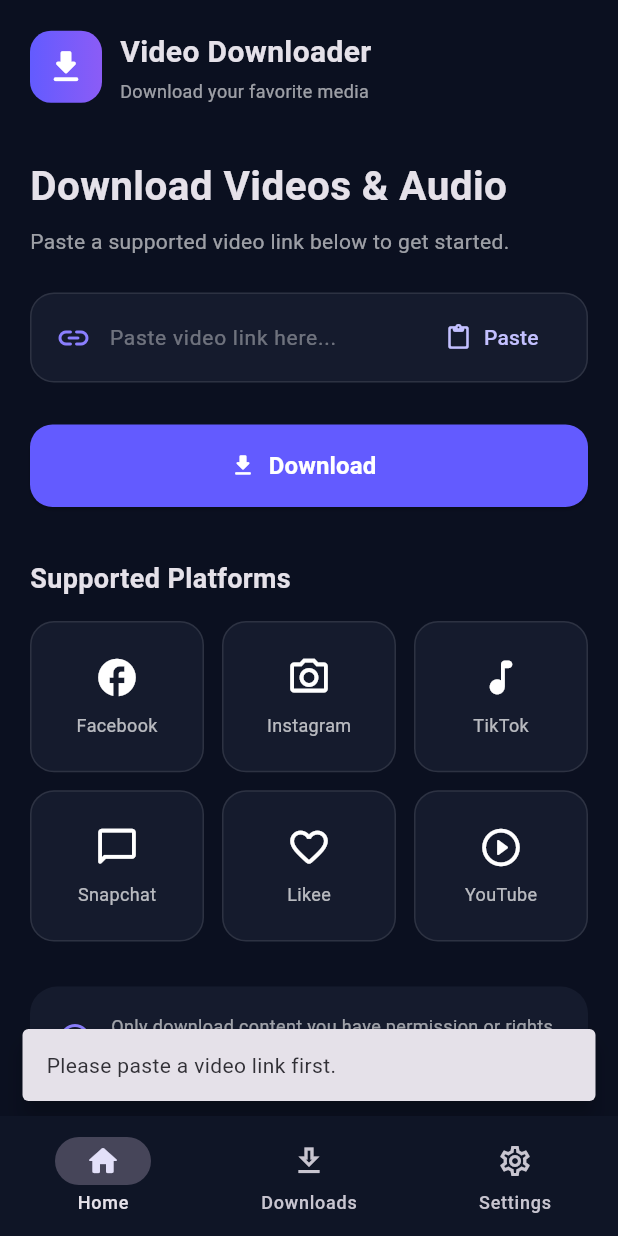
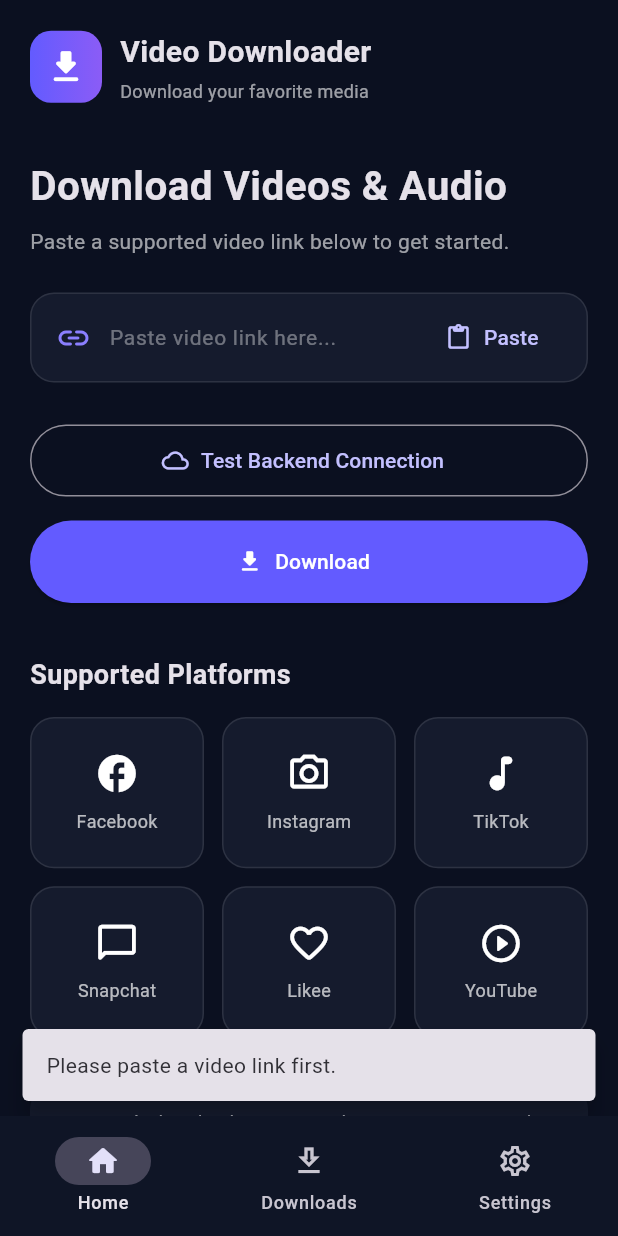
Before and after one commit to MuhammadSirajShah/video_downloader, a Flutter app: the screen it shows after launch, after a tap on "Download", on a phone screen of 412 x 824 dp. Run offline on Flutter 3.47's test engine with Material 3 defaults, Android fonts, the phone set to English and light mode, and no system bars; our stand-ins replace dio; missing offline and left inert: clipboard; network calls fail.

Commit message:
Update project

```diff
--- a/lib/models/video_model.dart
+++ b/lib/models/video_model.dart
@@ -0,0 +1,66 @@
+class VideoModel {
+  final bool success;
+  final String platform;
+  final String sourceUrl;
+  final String? message;
+  final List<VideoQuality> qualities;
+
+  VideoModel({
+    required this.success,
+    required this.platform,
+    required this.sourceUrl,
+    this.message,
+    this.qualities = const [],
+  });
+
+  factory VideoModel.fromJson(Map<String, dynamic> json) {
+    final media = json['media'];
+
+    List<VideoQuality> qualities = [];
+
+    if (media is Map<String, dynamic>) {
+      final formats = media['formats'];
+
+      if (formats is List) {
+        qualities = formats
+            .whereType<Map>()
+            .map(
+              (item) => VideoQuality.fromJson(
+            Map<String, dynamic>.from(item),
+          ),
+        )
+            .toList();
+      }
+    }
+
+    return VideoModel(
+      success: json['success'] == true,
+      platform: json['platform'] ?? '',
+      sourceUrl: json['sourceUrl'] ?? '',
+      message: json['message'],
+      qualities: qualities,
+    );
+  }
+}
+
+class VideoQuality {
+  final String format;
+  final String quality;
+  final String? url;
+
+  VideoQuality({
+    required this.format,
+    required this.quality,
+    this.url,
+  });
+
+  factory VideoQuality.fromJson(
+      Map<String, dynamic> json,
+      ) {
+    return VideoQuality(
+      format: json['format'] ?? '',
+      quality: json['quality'] ?? '',
+      url: json['url'],
+    );
+  }
+}
--- a/lib/screens/home_screen.dart
+++ b/lib/screens/home_screen.dart
@@ -3,6 +3,8 @@ import 'package:flutter/material.dart';
 import 'package:video_downloader/screens/video_options/video_options_screen.dart';
 
 import '../../services/url_detector.dart';
+import '../../models/video_model.dart';
+import '../../services/api_service.dart';
 
 class HomeScreen extends StatefulWidget {
   const HomeScreen({super.key});
@@ -12,10 +14,12 @@ class HomeScreen extends StatefulWidget {
 }
 
 class _HomeScreenState extends State<HomeScreen> {
-  final TextEditingController _urlController =
-  TextEditingController();
+
+  final TextEditingController _urlController = TextEditingController();
+  final ApiService _apiService = ApiService();
 
   String? _detectedPlatform;
+  bool _isLoading = false;
 
   @override
   void dispose() {
@@ -40,7 +44,6 @@ class _HomeScreenState extends State<HomeScreen> {
     }
 
     _urlController.text = text.trim();
-
     _detectUrl(text);
 
     if (UrlDetector.detectPlatform(text) == null) {
@@ -48,14 +51,15 @@ class _HomeScreenState extends State<HomeScreen> {
     }
   }
 
-  void _downloadPressed() {
-    if (_urlController.text.trim().isEmpty) {
+  Future<void> _downloadPressed() async {
+    final url = _urlController.text.trim();
+
+    if (url.isEmpty) {
       _showMessage(
         'Please paste a video link first.',
       );
       return;
     }
-
     if (_detectedPlatform == null) {
       _showMessage(
         'This platform is not supported.',
@@ -63,15 +67,36 @@ class _HomeScreenState extends State<HomeScreen> {
       return;
     }
 
+    setState(() {
+      _isLoading = true;
+    });
+
+    final VideoModel result =
+    await _apiService.getVideoInfo(url);
+
+    if (!mounted) return;
+
+    setState(() {
+      _isLoading = false;
+    });
+
+    if (result.success) {
       Navigator.push(
         context,
         MaterialPageRoute(
           builder: (context) => VideoOptionsScreen(
-          platform: _detectedPlatform!,
-          videoUrl: _urlController.text.trim(),
+            platform: result.platform,
+            videoUrl: result.sourceUrl,
+            videoInfo: result,
           ),
         ),
       );
+    } else {
+      _showMessage(
+        result.message ??
+            'Unable to process this video link.',
+      );
+    }
   }
 
   void _showMessage(String message) {
@@ -117,23 +142,11 @@ class _HomeScreenState extends State<HomeScreen> {
                   ),
                   const SizedBox(width: 12),
                   const Column(
-                    crossAxisAlignment:
-                    CrossAxisAlignment.start,
+                    crossAxisAlignment: CrossAxisAlignment.start,
                     children: [
-                      Text(
-                        'Video Downloader',
-                        style: TextStyle(
-                          fontSize: 20,
-                          fontWeight: FontWeight.bold,
-                        ),
-                      ),
+                      Text('Video Downloader', style: TextStyle(fontSize: 20, fontWeight: FontWeight.bold,),),
                       SizedBox(height: 3),
-                      Text(
-                        'Download your favorite media',
-                        style: TextStyle(
-                          color: Colors.white60,
-                          fontSize: 12,
-                        ),
+                      Text('Download your favorite media', style: TextStyle(color: Colors.white60, fontSize: 12,),
                       ),
                     ],
                   ),
@@ -251,29 +264,64 @@ class _HomeScreenState extends State<HomeScreen> {
 
               const SizedBox(height: 16),
 
+              SizedBox(
+                width: double.infinity,
+                height: 48,
+                child: OutlinedButton.icon(
+                  onPressed: () async {
+                    final connected =
+                    await _apiService.checkServer();
+
+                    if (!mounted) return;
+
+                    ScaffoldMessenger.of(context).showSnackBar(
+                      SnackBar(
+                        content: Text(
+                          connected
+                              ? 'Backend connected successfully '
+                              : 'Backend connection failed ',
+                        ),
+                        behavior: SnackBarBehavior.floating,
+                      ),
+                    );
+                  },
+                  icon: const Icon(Icons.cloud_outlined),
+                  label: const Text('Test Backend Connection'),
+                ),
+              ),
+              SizedBox(height: 16,),
               // Download Button
               SizedBox(
                 width: double.infinity,
                 height: 55,
                 child: ElevatedButton.icon(
-                  onPressed: _downloadPressed,
-                  icon: const Icon(
+                  onPressed: _isLoading
+                      ? null
+                      : _downloadPressed,
+                  icon: _isLoading
+                      ? const SizedBox(
+                    width: 20,
+                    height: 20,
+                    child: CircularProgressIndicator(
+                      strokeWidth: 2,
+                      color: Colors.white,
+                    ),
+                  )
+                      : const Icon(
                     Icons.download_rounded,
                   ),
-                  label: const Text(
-                    'Download',
-                    style: TextStyle(
-                      fontSize: 16,
-                      fontWeight: FontWeight.bold,
-                    ),
+                  label: Text(
+                    _isLoading
+                        ? 'Checking...'
+                        : 'Download',
                   ),
                   style: ElevatedButton.styleFrom(
                     backgroundColor:
                     const Color(0xFF635BFF),
                     foregroundColor: Colors.white,
-                    shape: RoundedRectangleBorder(
-                      borderRadius:
-                      BorderRadius.circular(15),
+                    minimumSize: const Size(
+                      double.infinity,
+                      56,
                     ),
                   ),
                 ),
--- a/pubspec.yaml
+++ b/pubspec.yaml
@@ -43,6 +43,7 @@ dependencies:
   cached_network_image: ^3.4.1
   uuid: ^4.6.0
   clipboard: ^3.0.14
+  dio: ^5.11.1
 
 dev_dependencies:
   flutter_test:
```
Also changed, not shown: lib/screens/video_options/video_options_screen.dart (+59 -13 lines), lib/services/api_service.dart (added, +64 -0 lines), pubspec.lock, 7 other files. Lines whose indentation alone changed are shown as unchanged.
